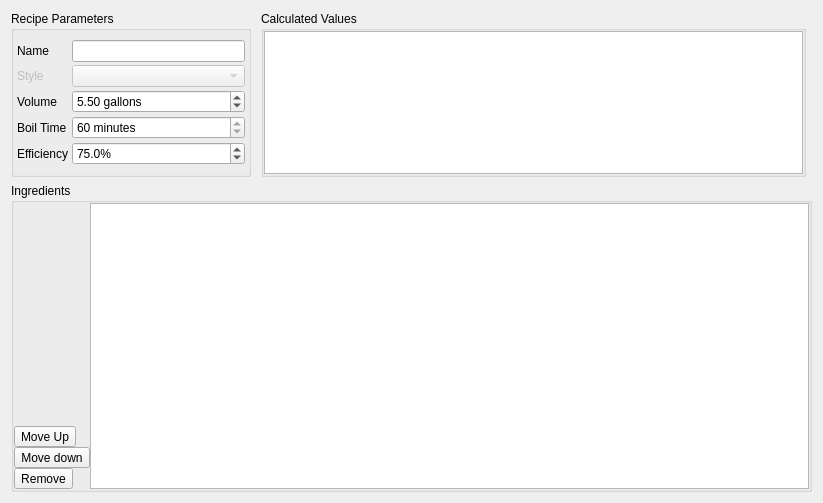
The window that Recipe/RecipeWidget.ui (DaneGardner/ThreeBrooks) describes before a commit, drawn with Qt 5.
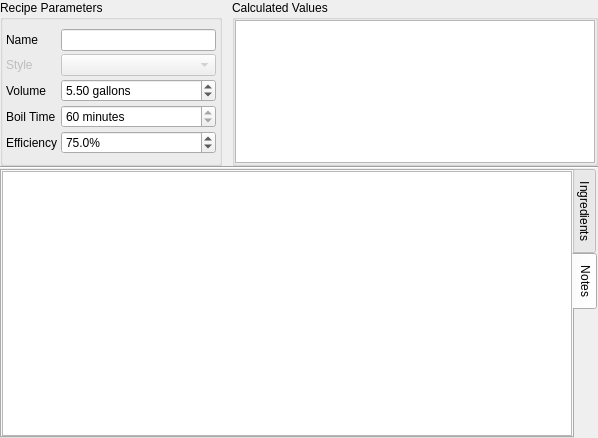
The same window after the commit. Icons and pictures are not drawn.

Commit message: Added note capability to recipes

```diff
--- a/Recipe/RecipeWidget.ui
+++ b/Recipe/RecipeWidget.ui
@@ -6,8 +6,8 @@
    <rect>
     <x>0</x>
     <y>0</y>
-    <width>823</width>
-    <height>503</height>
+    <width>598</width>
+    <height>438</height>
    </rect>
   </property>
   <property name="acceptDrops">
@@ -20,8 +20,14 @@
    <iconset resource="../Resources.qrc">
     <normaloff>:/ThreeBrooks/Recipe/recipe.svg</normaloff>:/ThreeBrooks/Recipe/recipe.svg</iconset>
   </property>
-  <layout class="QGridLayout" name="gridLayout_2" rowstretch="1,15">
-   <item row="0" column="0">
+  <layout class="QVBoxLayout" name="verticalLayout" stretch="1,0,10000">
+   <property name="spacing">
+    <number>0</number>
+   </property>
+   <property name="margin">
+    <number>0</number>
+   </property>
+   <item>
     <layout class="QHBoxLayout" name="horizontalLayout" stretch="3,1">
      <property name="spacing">
       <number>10</number>
@@ -228,32 +234,39 @@
      </item>
     </layout>
    </item>
-   <item row="1" column="0" colspan="2">
-    <widget class="QGroupBox" name="grpIngredients">
-     <property name="title">
+   <item>
+    <widget class="Line" name="line">
+     <property name="lineWidth">
+      <number>1</number>
+     </property>
+     <property name="orientation">
+      <enum>Qt::Horizontal</enum>
+     </property>
+    </widget>
+   </item>
+   <item>
+    <widget class="QTabWidget" name="tabWidget">
+     <property name="tabPosition">
+      <enum>QTabWidget::East</enum>
+     </property>
+     <property name="currentIndex">
+      <number>1</number>
+     </property>
+     <property name="documentMode">
+      <bool>false</bool>
+     </property>
+     <widget class="QWidget" name="tabIngredients">
+      <attribute name="title">
       <string>Ingredients</string>
-     </property>
-     <property name="flat">
-      <bool>true</bool>
-     </property>
-     <layout class="QGridLayout" name="gridLayout">
-      <property name="margin">
-       <number>0</number>
-      </property>
+      </attribute>
+      <layout class="QHBoxLayout" name="horizontalLayout_2">
       <property name="spacing">
        <number>0</number>
       </property>
-      <item row="0" column="1">
-       <widget class="QTreeView" name="trvIngredients">
-        <property name="selectionMode">
-         <enum>QAbstractItemView::ExtendedSelection</enum>
-        </property>
-        <property name="rootIsDecorated">
-         <bool>false</bool>
-        </property>
-       </widget>
-      </item>
-      <item row="0" column="0">
+       <property name="margin">
+        <number>0</number>
+       </property>
+       <item>
        <layout class="QVBoxLayout" name="verticalLayout_2">
         <property name="spacing">
          <number>0</number>
@@ -324,7 +337,34 @@
         </item>
        </layout>
       </item>
-     </layout>
+       <item>
+        <widget class="QTreeView" name="trvIngredients">
+         <property name="selectionMode">
+          <enum>QAbstractItemView::ExtendedSelection</enum>
+         </property>
+         <property name="rootIsDecorated">
+          <bool>false</bool>
+         </property>
+        </widget>
+       </item>
+      </layout>
+     </widget>
+     <widget class="QWidget" name="tabNotes">
+      <attribute name="title">
+       <string>Notes</string>
+      </attribute>
+      <layout class="QHBoxLayout" name="horizontalLayout_3">
+       <property name="spacing">
+        <number>0</number>
+       </property>
+       <property name="margin">
+        <number>0</number>
+       </property>
+       <item>
+        <widget class="QTextEdit" name="txtNotes"/>
+       </item>
+      </layout>
+     </widget>
     </widget>
    </item>
   </layout>
```
Lines whose indentation alone changed are shown as unchanged. The commit also changes 5 other files.
